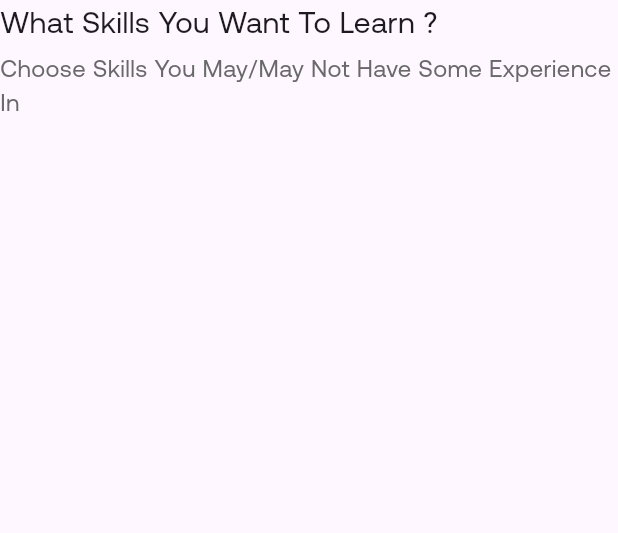
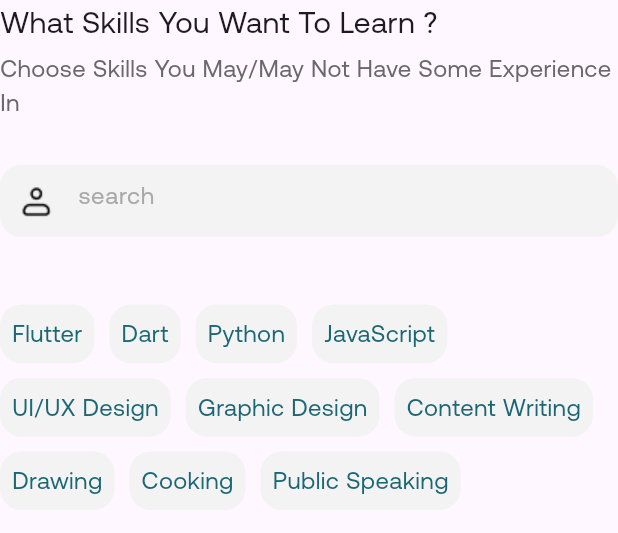
Before and after one commit to malakelsayed2/skillzy_app, a Flutter app: the LearningSkillsScreen widget shown alone on an empty page, opened directly, on a phone screen of 412 x 824 dp. Shown: the top 533 px of the screen. Run offline on Flutter 3.47's test engine with Material 3 defaults, Android fonts, the phone set to English and light mode, and no system bars; our stand-ins replace go_router, percent_indicator, smooth_page_indicator.

Commit message:
finished multiple screens UI

```diff
--- a/lib/app/skillzy_app.dart
+++ b/lib/app/skillzy_app.dart
@@ -33,6 +33,7 @@ class SkillzyApp extends StatelessWidget {
     return MaterialApp.router(
       routerConfig: router,
       theme: ThemeData(fontFamily: StringManager.appFont),
+      debugShowCheckedModeBanner: false,
     );
   }
 }
--- a/lib/core/services/firebase_services.dart
+++ b/lib/core/services/firebase_services.dart
@@ -0,0 +1,3 @@
+class FirebaseServices{
+
+}
--- a/lib/core/view_model/app_brain.dart
+++ b/lib/core/view_model/app_brain.dart
@@ -1,3 +1,17 @@
-class AppBrain {
+import 'package:flutter/cupertino.dart';
 
+class AppBrain extends ChangeNotifier {
+
+  List skills = [
+    "Flutter",
+    "Dart",
+    "Python",
+    "JavaScript",
+    "UI/UX Design",
+    "Graphic Design",
+    "Content Writing",
+    "Drawing",
+    "Cooking",
+    "Public Speaking",
+  ];
 }
--- /dev/null
+++ b/lib/core/widgets/custom_skills_container.dart
@@ -0,0 +1,46 @@
+import 'package:flutter/material.dart';
+
+import '../constants/color_manager.dart';
+
+class CustomSkillsContainer extends StatefulWidget {
+  const CustomSkillsContainer({Key? key, required this.skill}) : super(key: key);
+
+  final String skill ;
+
+  @override
+  State<CustomSkillsContainer> createState() => _CustomSkillsContainerState();
+}
+
+class _CustomSkillsContainerState extends State<CustomSkillsContainer> {
+  bool isSkillSelected = false ;
+
+  @override
+  Widget build(BuildContext context) {
+    return GestureDetector(
+      onTap: () {
+        isSkillSelected = !isSkillSelected;
+        setState(() {
+
+        });
+      },
+      child: Container(
+        padding: EdgeInsetsGeometry.all(8),
+        decoration: BoxDecoration(
+          color: isSkillSelected
+              ? Color(ColorManager.mainColorGreen)
+              : Color(0xFFF3F3F3),
+          borderRadius: BorderRadius.circular(14),
+        ),
+        child: Text(
+          widget.skill,
+          style: TextStyle(
+            fontSize: 16,
+            color: isSkillSelected
+                ? Color(ColorManager.mainColorWhite)
+                : Color(ColorManager.mainColorGreen),
+          ),
+        ),
+      ),
+    );
+  }
+}
--- a/lib/features/sign_up/views/skills/learning_skills_screen.dart
+++ b/lib/features/sign_up/views/skills/learning_skills_screen.dart
@@ -1,19 +1,41 @@
 import 'package:flutter/material.dart';
+import 'package:provider/provider.dart';
+
+import '../../../../core/view_model/app_brain.dart';
+import '../../../../core/widgets/custom_skills_container.dart';
+import '../../../../core/widgets/custom_textfield.dart';
 
 class LearningSkillsScreen extends StatelessWidget {
   const LearningSkillsScreen({super.key});
 
   @override
   Widget build(BuildContext context) {
+    final skills = Provider.of<AppBrain>(context).skills;
     return Container(
       child: Column(
         crossAxisAlignment: CrossAxisAlignment.start,
         children: [
-          Text('What Skills You Want To Learn ?', style: TextStyle(fontSize: 20)),
-          SizedBox(height: 5,),
+          Text(
+            'What Skills You Want To Learn ?',
+            style: TextStyle(fontSize: 20),
+          ),
+          SizedBox(height: 5),
           Text(
             'Choose Skills You May/May Not Have Some Experience In',
             style: TextStyle(fontSize: 16, color: Color(0xFF696969)),
+          ),
+          SizedBox(height: 30),
+          CustomTextfield(
+            prefixIcon: 'assets/icons/person.png',
+            hint: 'search',
+          ),
+          SizedBox(height: 45),
+          Wrap(
+            spacing: 10,
+            runSpacing: 10,
+            children: skills.map((skill) {
+              return CustomSkillsContainer(skill: skill);
+            }).toList(),
           ),
         ],
       ),
--- a/lib/features/sign_up/views/skills/skills_screen.dart
+++ b/lib/features/sign_up/views/skills/skills_screen.dart
@@ -1,4 +1,3 @@
-
 import 'package:flutter/material.dart';
 import 'package:go_router/go_router.dart';
 import 'package:percent_indicator/linear_percent_indicator.dart';
--- a/pubspec.yaml
+++ b/pubspec.yaml
@@ -37,6 +37,8 @@ dependencies:
   cupertino_icons: ^1.0.8
   smooth_page_indicator: ^1.2.1
   go_router: ^17.0.0
+  provider: ^6.0.5
+
 
 dev_dependencies:
   flutter_test:
@@ -76,6 +78,7 @@ flutter:
     - assets/icons/cameraIcon.png
     - assets/images/access.png
     - assets/images/signup_check.png
+    - assets/icons/searchIcon.png
 
 
   # An image asset can refer to one or more resolution-specific "variants", see
```
Also changed, not shown: lib/features/sign_up/views/skills/own_skills_screens.dart (+22 -2 lines), lib/main.dart (+8 -1 lines), assets/icons/searchIcon.png (added), pubspec.lock.
